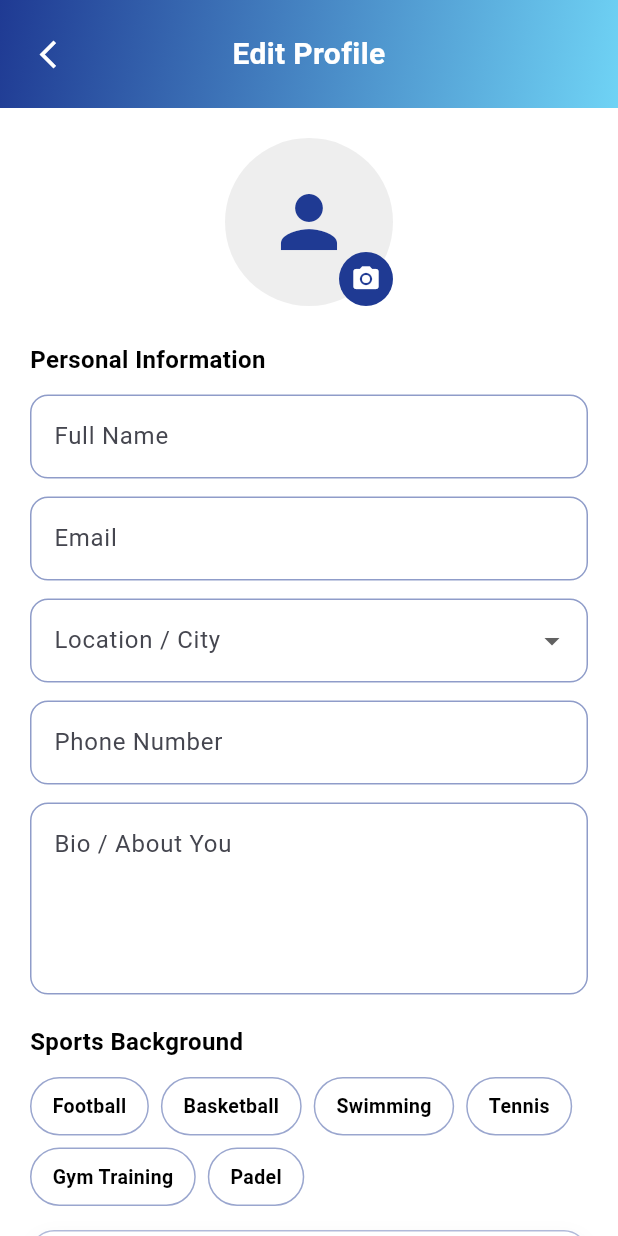
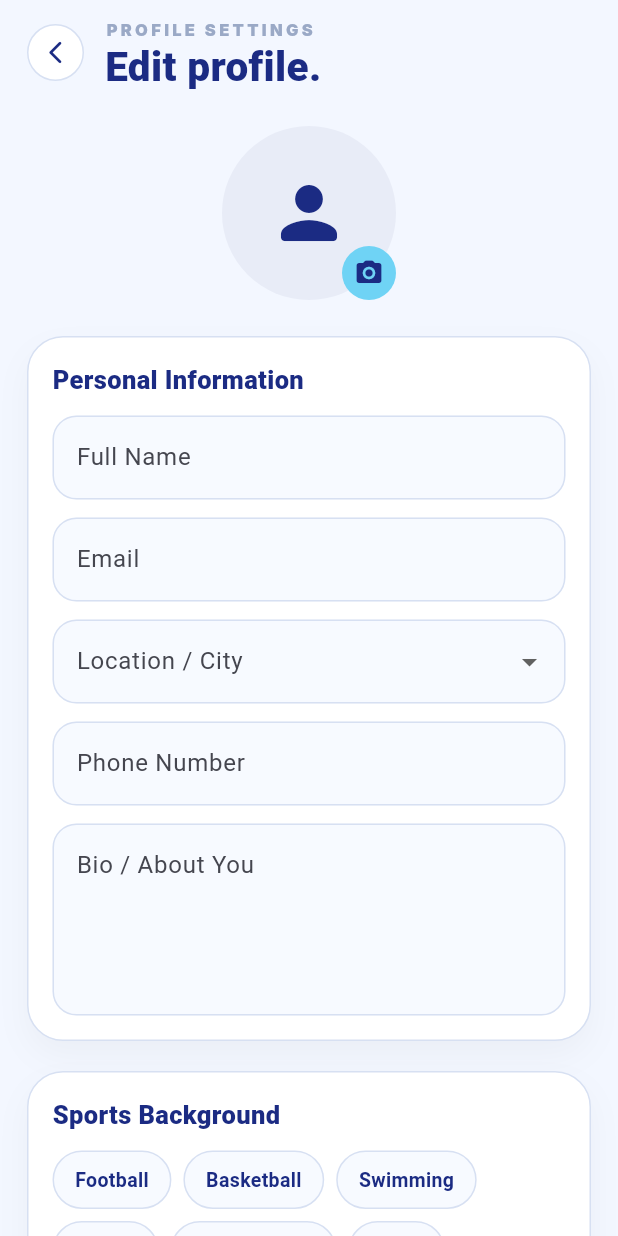
Before and after one commit to SalmaSwydan/maranny2, a Flutter app: the ClientEditProfileScreen screen opened directly with empty values, on a phone screen of 412 x 824 dp. Run offline on Flutter 3.47's test engine with Material 3 defaults, Android fonts, the phone set to English and light mode, and no system bars; our stand-ins replace awesome_dialog, dio, file_picker, flutter_secure_storage, geolocator, image_picker and 1 more; accounts and stored records are empty; network calls fail; Roboto replaces fonts that are missing (Inter, Poppins).

Commit message:
Polish edit profile screens

```diff
--- a/lib/features/profile/presentation/screens/client_edit_profile_screen.dart
+++ b/lib/features/profile/presentation/screens/client_edit_profile_screen.dart
@@ -322,14 +322,14 @@ class _ClientEditProfileScreenState extends State<ClientEditProfileScreen> {
   @override
   Widget build(BuildContext context) {
     return Scaffold(
-      backgroundColor: AppColors.background,
+      backgroundColor: const Color(0xFFF3F7FF),
       body: SafeArea(
         child: Column(
           children: [
             _buildAppBar(),
             Expanded(
               child: SingleChildScrollView(
-                padding: const EdgeInsets.all(20),
+                padding: const EdgeInsets.fromLTRB(18, 16, 18, 24),
                 child: Column(
                   crossAxisAlignment: CrossAxisAlignment.stretch,
                   children: [
@@ -338,6 +338,10 @@ class _ClientEditProfileScreenState extends State<ClientEditProfileScreen> {
                     const SizedBox(height: 24),
 
                     // ── Personal Information ──
+                    _FormPlate(
+                      child: Column(
+                        crossAxisAlignment: CrossAxisAlignment.stretch,
+                        children: [
                           _buildSectionTitle('Personal Information'),
                           _buildTextField(_nameController, 'Full Name'),
                           const SizedBox(height: 12),
@@ -356,13 +360,23 @@ class _ClientEditProfileScreenState extends State<ClientEditProfileScreen> {
                           ),
                           const SizedBox(height: 12),
                           _buildBioField(),
+                        ],
+                      ),
+                    ),
                     const SizedBox(height: 20),
 
                     // ── Sports Background (matches coach "Professional Info") ──
+                    _FormPlate(
+                      child: Column(
+                        crossAxisAlignment: CrossAxisAlignment.stretch,
+                        children: [
                           _buildSectionTitle('Sports Background'),
                           _buildSportsPicker(),
                           const SizedBox(height: 16),
                           _buildPreferencesSettingsCard(),
+                        ],
+                      ),
+                    ),
 
                     const SizedBox(height: 32),
 
@@ -381,31 +395,56 @@ class _ClientEditProfileScreenState extends State<ClientEditProfileScreen> {
 
   // ── Same app bar as coach ─────────────────────────
   Widget _buildAppBar() {
-    return Container(
-      padding: const EdgeInsets.symmetric(horizontal: 8, vertical: 12),
-      decoration: const BoxDecoration(gradient: AppColors.primaryGradient),
+    return Padding(
+      padding: const EdgeInsets.fromLTRB(18, 12, 18, 10),
       child: Row(
         children: [
-          IconButton(
-            onPressed: () => Navigator.of(context).pop(),
-            icon: const Icon(
-              Icons.arrow_back_ios_new,
+          GestureDetector(
+            onTap: () => Navigator.of(context).pop(),
+            child: Container(
+              width: 38,
+              height: 38,
+              decoration: BoxDecoration(
                 color: Colors.white,
-              size: 22,
+                shape: BoxShape.circle,
+                border: Border.all(color: const Color(0xFFD7E0F2)),
               ),
-          ),
-          const Expanded(
-            child: Text(
-              'Edit Profile',
-              textAlign: TextAlign.center,
-              style: TextStyle(
-                fontSize: 20,
-                fontWeight: FontWeight.bold,
-                color: Colors.white,
+              child: const Icon(
+                Icons.arrow_back_ios_new_rounded,
+                color: AppColors.deepBlue,
+                size: 18,
               ),
             ),
           ),
-          const SizedBox(width: 48),
+          const SizedBox(width: 14),
+          const Expanded(
+            child: Column(
+              crossAxisAlignment: CrossAxisAlignment.start,
+              children: [
+                Text(
+                  'PROFILE SETTINGS',
+                  style: TextStyle(
+                    color: Color(0xFF9AA9C6),
+                    fontSize: 11,
+                    letterSpacing: 2.2,
+                    fontWeight: FontWeight.w900,
+                    fontFamily: 'Inter',
+                  ),
+                ),
+                SizedBox(height: 3),
+                Text(
+                  'Edit profile.',
+                  style: TextStyle(
+                    color: AppColors.deepBlue,
+                    fontSize: 27,
+                    fontWeight: FontWeight.w900,
+                    height: 1,
+                    fontFamily: 'Poppins',
+                  ),
+                ),
+              ],
+            ),
+          ),
         ],
       ),
     );
@@ -420,14 +459,14 @@ class _ClientEditProfileScreenState extends State<ClientEditProfileScreen> {
           clipBehavior: Clip.none,
           children: [
             CircleAvatar(
-              radius: 56,
-              backgroundColor: Colors.grey.shade200,
+              radius: 58,
+              backgroundColor: const Color(0xFFE8ECF7),
               child: _profileImagePath != null
                   ? ClipOval(
                       child: Image.file(
                         File(_profileImagePath!),
-                        width: 112,
-                        height: 112,
+                        width: 116,
+                        height: 116,
                         fit: BoxFit.cover,
                       ),
                     )
@@ -435,20 +474,20 @@ class _ClientEditProfileScreenState extends State<ClientEditProfileScreen> {
                   ? ClipOval(
                       child: Image.network(
                         _profileImageUrl!,
-                        width: 112,
-                        height: 112,
+                        width: 116,
+                        height: 116,
                         fit: BoxFit.cover,
                         errorBuilder: (_, __, ___) => const Icon(
-                          Icons.person,
+                          Icons.person_rounded,
                           size: 56,
-                          color: AppColors.primaryBlue,
+                          color: AppColors.deepBlue,
                         ),
                       ),
                     )
                   : const Icon(
-                      Icons.person,
+                      Icons.person_rounded,
                       size: 56,
-                      color: AppColors.primaryBlue,
+                      color: AppColors.deepBlue,
                     ),
             ),
             Positioned(
@@ -457,12 +496,12 @@ class _ClientEditProfileScreenState extends State<ClientEditProfileScreen> {
               child: Container(
                 padding: const EdgeInsets.all(8),
                 decoration: const BoxDecoration(
-                  color: AppColors.primaryBlue,
+                  color: AppColors.lightBlue,
                   shape: BoxShape.circle,
                 ),
                 child: const Icon(
-                  Icons.camera_alt,
-                  color: Colors.white,
+                  Icons.camera_alt_rounded,
+                  color: AppColors.deepBlue,
                   size: 20,
                 ),
               ),
@@ -480,9 +519,10 @@ class _ClientEditProfileScreenState extends State<ClientEditProfileScreen> {
       child: Text(
         title,
         style: const TextStyle(
-          fontSize: 16,
-          fontWeight: FontWeight.bold,
-          color: AppColors.textPrimary,
+          fontSize: 17,
+          fontWeight: FontWeight.w900,
+          color: AppColors.deepBlue,
+          fontFamily: 'Poppins',
         ),
       ),
     );
@@ -500,25 +540,18 @@ class _ClientEditProfileScreenState extends State<ClientEditProfileScreen> {
       decoration: InputDecoration(
         labelText: label,
         filled: true,
-        fillColor: Colors.white,
+        fillColor: const Color(0xFFF7FAFF),
         border: OutlineInputBorder(
-          borderRadius: BorderRadius.circular(12),
-          borderSide: BorderSide(
-            color: AppColors.primaryBlue.withValues(alpha: 0.5),
-          ),
+          borderRadius: BorderRadius.circular(16),
+          borderSide: BorderSide(color: const Color(0xFFD7E0F2)),
         ),
         enabledBorder: OutlineInputBorder(
-          borderRadius: BorderRadius.circular(12),
-          borderSide: BorderSide(
-            color: AppColors.primaryBlue.withValues(alpha: 0.5),
-          ),
+          borderRadius: BorderRadius.circular(16),
+          borderSide: BorderSide(color: const Color(0xFFD7E0F2)),
         ),
         focusedBorder: OutlineInputBorder(
-          borderRadius: BorderRadius.circular(12),
-          borderSide: const BorderSide(
-            color: AppColors.primaryBlue,
-            width: 1.5,
-          ),
+          borderRadius: BorderRadius.circular(16),
+          borderSide: const BorderSide(color: AppColors.deepBlue, width: 1.5),
         ),
       ),
     );
@@ -545,25 +578,18 @@ class _ClientEditProfileScreenState extends State<ClientEditProfileScreen> {
       decoration: InputDecoration(
         labelText: 'Location / City',
         filled: true,
-        fillColor: Colors.white,
+        fillColor: const Color(0xFFF7FAFF),
         border: OutlineInputBorder(
-          borderRadius: BorderRadius.circular(12),
-          borderSide: BorderSide(
-            color: AppColors.primaryBlue.withValues(alpha: 0.5),
-          ),
+          borderRadius: BorderRadius.circular(16),
+          borderSide: BorderSide(color: const Color(0xFFD7E0F2)),
         ),
         enabledBorder: OutlineInputBorder(
-          borderRadius: BorderRadius.circular(12),
-          borderSide: BorderSide(
-            color: AppColors.primaryBlue.withValues(alpha: 0.5),
-          ),
+          borderRadius: BorderRadius.circular(16),
+          borderSide: BorderSide(color: const Color(0xFFD7E0F2)),
         ),
         focusedBorder: OutlineInputBorder(
-          borderRadius: BorderRadius.circular(12),
-          borderSide: const BorderSide(
-            color: AppColors.primaryBlue,
-            width: 1.5,
-          ),
+          borderRadius: BorderRadius.circular(16),
+          borderSide: const BorderSide(color: AppColors.deepBlue, width: 1.5),
         ),
       ),
     );
@@ -589,18 +615,16 @@ class _ClientEditProfileScreenState extends State<ClientEditProfileScreen> {
             duration: const Duration(milliseconds: 150),
             padding: const EdgeInsets.symmetric(horizontal: 14, vertical: 9),
             decoration: BoxDecoration(
-              color: selected ? AppColors.primaryBlue : Colors.white,
+              color: selected ? AppColors.deepBlue : const Color(0xFFF7FAFF),
               borderRadius: BorderRadius.circular(999),
               border: Border.all(
-                color: selected
-                    ? AppColors.primaryBlue
-                    : AppColors.primaryBlue.withValues(alpha: 0.45),
+                color: selected ? AppColors.deepBlue : const Color(0xFFD7E0F2),
               ),
             ),
             child: Text(
               sport,
               style: TextStyle(
-                color: selected ? Colors.white : AppColors.textPrimary,
+                color: selected ? Colors.white : AppColors.deepBlue,
                 fontWeight: FontWeight.w600,
                 fontSize: 13,
               ),
@@ -620,25 +644,18 @@ class _ClientEditProfileScreenState extends State<ClientEditProfileScreen> {
         labelText: 'Bio / About You',
         alignLabelWithHint: true,
         filled: true,
-        fillColor: Colors.white,
+        fillColor: const Color(0xFFF7FAFF),
         border: OutlineInputBorder(
-          borderRadius: BorderRadius.circular(12),
-          borderSide: BorderSide(
-            color: AppColors.primaryBlue.withValues(alpha: 0.5),
-          ),
+          borderRadius: BorderRadius.circular(16),
+          borderSide: BorderSide(color: const Color(0xFFD7E0F2)),
         ),
         enabledBorder: OutlineInputBorder(
-          borderRadius: BorderRadius.circular(12),
-          borderSide: BorderSide(
-            color: AppColors.primaryBlue.withValues(alpha: 0.5),
-          ),
+          borderRadius: BorderRadius.circular(16),
+          borderSide: BorderSide(color: const Color(0xFFD7E0F2)),
         ),
         focusedBorder: OutlineInputBorder(
-          borderRadius: BorderRadius.circular(12),
-          borderSide: const BorderSide(
-            color: AppColors.primaryBlue,
-            width: 1.5,
-          ),
+          borderRadius: BorderRadius.circular(16),
+          borderSide: const BorderSide(color: AppColors.deepBlue, width: 1.5),
         ),
       ),
     );
@@ -649,18 +666,9 @@ class _ClientEditProfileScreenState extends State<ClientEditProfileScreen> {
     return Container(
       padding: const EdgeInsets.all(14),
       decoration: BoxDecoration(
-        color: Colors.white,
-        borderRadius: BorderRadius.circular(16),
-        border: Border.all(
-          color: AppColors.primaryBlue.withValues(alpha: 0.35),
-        ),
-        boxShadow: [
-          BoxShadow(
-            color: Colors.black.withValues(alpha: 0.04),
-            blurRadius: 10,
-            offset: const Offset(0, 4),
-          ),
-        ],
+        color: const Color(0xFFF7FAFF),
+        borderRadius: BorderRadius.circular(18),
+        border: Border.all(color: const Color(0xFFD7E0F2)),
       ),
       child: Column(
         crossAxisAlignment: CrossAxisAlignment.start,
@@ -673,12 +681,8 @@ class _ClientEditProfileScreenState extends State<ClientEditProfileScreen> {
               children: [
                 const CircleAvatar(
                   radius: 20,
-                  backgroundColor: Color(0xFFE8F4FD),
-                  child: Icon(
-                    Icons.tune,
-                    color: AppColors.primaryBlue,
-                    size: 20,
-                  ),
+                  backgroundColor: Color(0xFFEAF0FB),
+                  child: Icon(Icons.tune, color: AppColors.deepBlue, size: 20),
                 ),
                 const SizedBox(width: 12),
                 const Expanded(
@@ -689,7 +693,7 @@ class _ClientEditProfileScreenState extends State<ClientEditProfileScreen> {
                         'Recommendation Preferences',
                         style: TextStyle(
                           fontWeight: FontWeight.w800,
-                          color: AppColors.textPrimary,
+                          color: AppColors.deepBlue,
                         ),
                       ),
                       SizedBox(height: 3),
@@ -697,7 +701,7 @@ class _ClientEditProfileScreenState extends State<ClientEditProfileScreen> {
                         'Budget, area, coach style, and certification filters.',
                         style: TextStyle(
                           fontSize: 12,
-                          color: AppColors.textSecondary,
+                          color: Color(0xFF6C7897),
                           height: 1.25,
                         ),
                       ),
@@ -708,7 +712,7 @@ class _ClientEditProfileScreenState extends State<ClientEditProfileScreen> {
                   _preferencesExpanded
                       ? Icons.keyboard_arrow_up
                       : Icons.keyboard_arrow_down,
-                  color: AppColors.primaryBlue,
+                  color: AppColors.deepBlue,
                 ),
               ],
             ),
@@ -726,14 +730,14 @@ class _ClientEditProfileScreenState extends State<ClientEditProfileScreen> {
                   '${_minPrice.toInt()} LE',
                   style: const TextStyle(
                     fontWeight: FontWeight.bold,
-                    color: AppColors.primaryBlue,
+                    color: AppColors.deepBlue,
                   ),
                 ),
                 Text(
                   '${_maxPrice.toInt()} LE',
                   style: const TextStyle(
                     fontWeight: FontWeight.bold,
-                    color: AppColors.primaryBlue,
+                    color: AppColors.deepBlue,
                   ),
                 ),
               ],
@@ -743,8 +747,8 @@ class _ClientEditProfileScreenState extends State<ClientEditProfileScreen> {
               min: 50,
               max: 1000,
               divisions: 19,
-              activeColor: AppColors.primaryBlue,
-              inactiveColor: AppColors.primaryBlue.withValues(alpha: 0.18),
+              activeColor: AppColors.deepBlue,
+              inactiveColor: AppColors.deepBlue.withValues(alpha: 0.14),
               labels: RangeLabels(
                 '${_minPrice.toInt()} LE',
                 '${_maxPrice.toInt()} LE',
@@ -883,14 +887,14 @@ class _ClientEditProfileScreenState extends State<ClientEditProfileScreen> {
       ),
       child: const Row(
         children: [
-          Icon(Icons.info_outline, color: AppColors.primaryBlue, size: 18),
+          Icon(Icons.info_outline, color: AppColors.deepBlue, size: 18),
           SizedBox(width: 8),
           Expanded(
             child: Text(
               'Fill these preferences so recommendations match your budget and location.',
               style: TextStyle(
                 fontSize: 12,
-                color: AppColors.textPrimary,
+                color: AppColors.deepBlue,
                 fontWeight: FontWeight.w600,
                 height: 1.3,
               ),
@@ -907,7 +911,7 @@ class _ClientEditProfileScreenState extends State<ClientEditProfileScreen> {
       style: const TextStyle(
         fontSize: 13,
         fontWeight: FontWeight.w800,
-        color: AppColors.textPrimary,
+        color: AppColors.deepBlue,
       ),
     );
   }
@@ -924,12 +928,10 @@ class _ClientEditProfileScreenState extends State<ClientEditProfileScreen> {
         duration: const Duration(milliseconds: 150),
         padding: const EdgeInsets.symmetric(horizontal: 14, vertical: 9),
         decoration: BoxDecoration(
-          color: selected ? AppColors.primaryBlue : const Color(0xFFF7F9FF),
+          color: selected ? AppColors.deepBlue : const Color(0xFFF7FAFF),
           borderRadius: BorderRadius.circular(999),
           border: Border.all(
-            color: selected
-                ? AppColors.primaryBlue
-                : AppColors.primaryBlue.withValues(alpha: 0.18),
+            color: selected ? AppColors.deepBlue : const Color(0xFFD7E0F2),
           ),
         ),
         child: Row(
@@ -946,7 +948,7 @@ class _ClientEditProfileScreenState extends State<ClientEditProfileScreen> {
             Text(
               label,
               style: TextStyle(
-                color: selected ? Colors.white : AppColors.textPrimary,
+                color: selected ? Colors.white : AppColors.deepBlue,
                 fontWeight: FontWeight.w700,
                 fontSize: 12,
               ),
@@ -970,20 +972,18 @@ class _ClientEditProfileScreenState extends State<ClientEditProfileScreen> {
         padding: const EdgeInsets.all(12),
         decoration: BoxDecoration(
           color: selected
-              ? AppColors.primaryBlue.withValues(alpha: 0.08)
-              : const Color(0xFFF7F9FF),
+              ? AppColors.deepBlue.withValues(alpha: 0.08)
+              : const Color(0xFFF7FAFF),
           borderRadius: BorderRadius.circular(12),
           border: Border.all(
-            color: selected
-                ? AppColors.primaryBlue
-                : AppColors.primaryBlue.withValues(alpha: 0.16),
+            color: selected ? AppColors.deepBlue : const Color(0xFFD7E0F2),
           ),
         ),
         child: Row(
           children: [
             Icon(
               selected ? Icons.radio_button_checked : Icons.radio_button_off,
-              color: selected ? AppColors.primaryBlue : Colors.grey,
+              color: selected ? AppColors.deepBlue : Colors.grey,
             ),
             const SizedBox(width: 10),
             Expanded(
@@ -994,7 +994,7 @@ class _ClientEditProfileScreenState extends State<ClientEditProfileScreen> {
                     title,
                     style: const TextStyle(
                       fontWeight: FontWeight.w800,
-                      color: AppColors.textPrimary,
+                      color: AppColors.deepBlue,
                     ),
                   ),
                   const SizedBox(height: 2),
@@ -1002,7 +1002,7 @@ class _ClientEditProfileScreenState extends State<ClientEditProfileScreen> {
                     subtitle,
                     style: const TextStyle(
                       fontSize: 12,
-                      color: AppColors.textSecondary,
+                      color: Color(0xFF6C7897),
                       height: 1.25,
                     ),
                   ),
@@ -1018,26 +1018,13 @@ class _ClientEditProfileScreenState extends State<ClientEditProfileScreen> {
   Widget _buildSaveButton() {
     return SizedBox(
       height: 52,
-      child: DecoratedBox(
-        decoration: BoxDecoration(
-          borderRadius: BorderRadius.circular(12),
-          gradient: AppColors.primaryGradient,
-          boxShadow: [
-            BoxShadow(
-              color: AppColors.primaryBlue.withValues(alpha: 0.3),
-              blurRadius: 8,
-              offset: const Offset(0, 4),
-            ),
-          ],
-        ),
       child: ElevatedButton(
         onPressed: _isSaving ? null : _save,
         style: ElevatedButton.styleFrom(
-            backgroundColor: Colors.transparent,
-            shadowColor: Colors.transparent,
+          backgroundColor: AppColors.deepBlue,
           foregroundColor: Colors.white,
           shape: RoundedRectangleBorder(
-              borderRadius: BorderRadius.circular(12),
+            borderRadius: BorderRadius.circular(18),
           ),
         ),
         child: _isSaving
@@ -1051,10 +1038,39 @@ class _ClientEditProfileScreenState extends State<ClientEditProfileScreen> {
               )
             : const Text(
                 'Save Edit',
-                  style: TextStyle(fontSize: 16, fontWeight: FontWeight.w600),
+                style: TextStyle(
+                  fontSize: 15,
+                  fontWeight: FontWeight.w900,
+                  fontFamily: 'Poppins',
                 ),
               ),
       ),
     );
   }
 }
+
+class _FormPlate extends StatelessWidget {
+  const _FormPlate({required this.child});
+
+  final Widget child;
+
+  @override
+  Widget build(BuildContext context) {
+    return Container(
+      padding: const EdgeInsets.all(16),
+      decoration: BoxDecoration(
+        color: Colors.white,
+        borderRadius: BorderRadius.circular(24),
+        border: Border.all(color: const Color(0xFFD7E0F2)),
+        boxShadow: [
+          BoxShadow(
+            color: Colors.black.withValues(alpha: 0.035),
+            blurRadius: 18,
+            offset: const Offset(0, 10),
+          ),
+        ],
+      ),
+      child: child,
+    );
+  }
+}
```
Also changed, not shown: lib/features/profile/presentation/screens/edit_profile_screen.dart (+132 -80 lines). Lines whose indentation alone changed are shown as unchanged.
